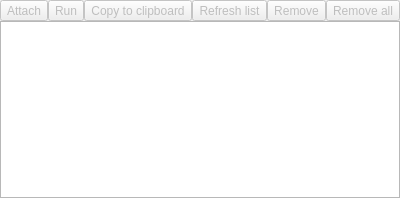
Old version of the form Note/AttachPanel.ui in the repository gil9red/NotesManager.
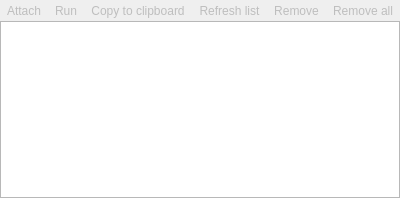
New version of the form. Icons and pictures are not drawn.

Diff of the .ui file:
```diff
--- a/Note/AttachPanel.ui
+++ b/Note/AttachPanel.ui
@@ -58,6 +58,9 @@
         <iconset resource="Note.qrc">
          <normaloff>:/Note/attach</normaloff>:/Note/attach</iconset>
        </property>
+       <property name="autoRaise">
+        <bool>true</bool>
+       </property>
       </widget>
      </item>
      <item>
@@ -84,6 +87,9 @@
         <iconset resource="../Manager/Manager.qrc">
          <normaloff>:/Manager/run</normaloff>:/Manager/run</iconset>
        </property>
+       <property name="autoRaise">
+        <bool>true</bool>
+       </property>
       </widget>
      </item>
      <item>
@@ -110,6 +116,9 @@
         <iconset resource="../Manager/Manager.qrc">
          <normaloff>:/Manager/clipboard</normaloff>:/Manager/clipboard</iconset>
        </property>
+       <property name="autoRaise">
+        <bool>true</bool>
+       </property>
       </widget>
      </item>
      <item>
@@ -136,6 +145,9 @@
         <iconset resource="Note.qrc">
          <normaloff>:/Note/refresh</normaloff>:/Note/refresh</iconset>
        </property>
+       <property name="autoRaise">
+        <bool>true</bool>
+       </property>
       </widget>
      </item>
      <item>
@@ -162,6 +174,9 @@
         <iconset resource="../Manager/Manager.qrc">
          <normaloff>:/fugue-icons/cross</normaloff>:/fugue-icons/cross</iconset>
        </property>
+       <property name="autoRaise">
+        <bool>true</bool>
+       </property>
       </widget>
      </item>
      <item>
@@ -188,6 +203,9 @@
         <iconset resource="../Manager/Manager.qrc">
          <normaloff>:/Manager/remove_all</normaloff>:/Manager/remove_all</iconset>
        </property>
+       <property name="autoRaise">
+        <bool>true</bool>
+       </property>
       </widget>
      </item>
      <item>
```
Left out of the diff: 26 changed lines with no effect on the pictures.
